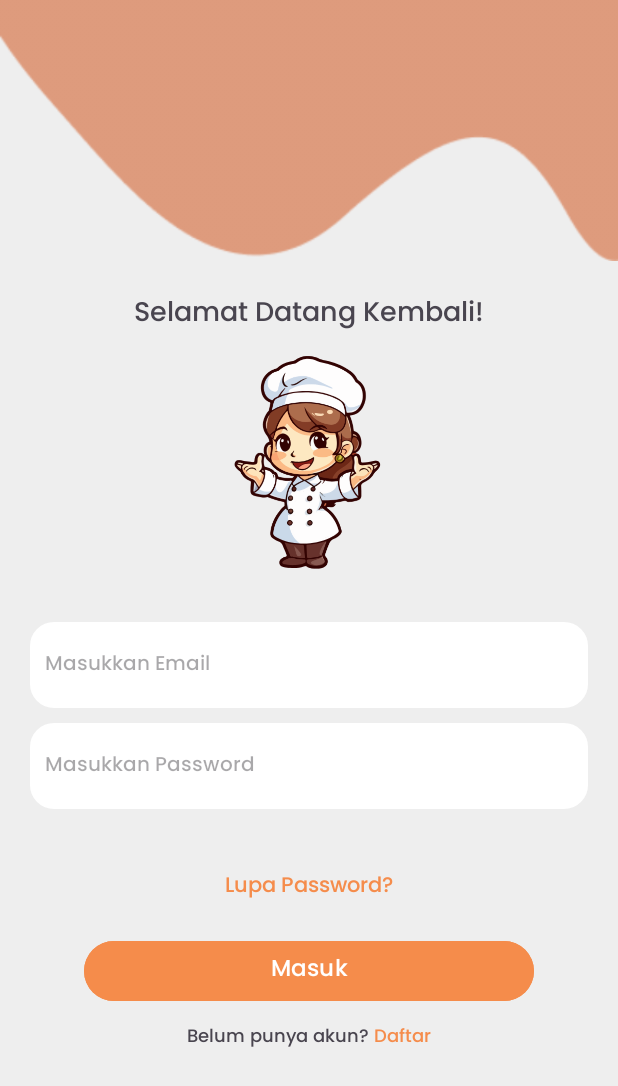
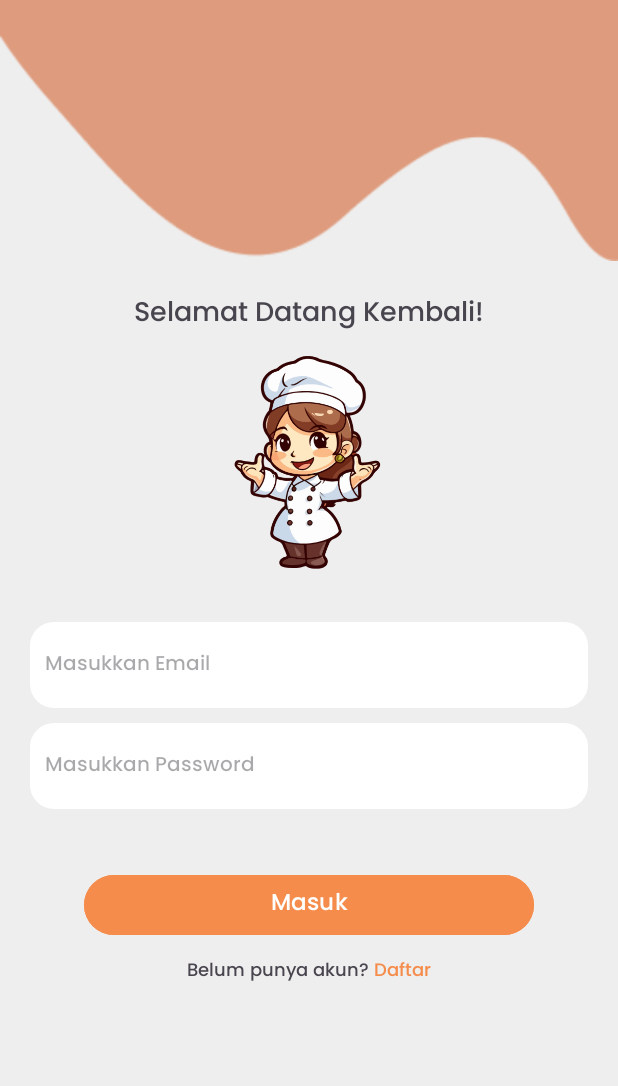
Before and after one commit to sffnraa/UTS-Pemmob-1, an Android app: the LoginActivity screen opened directly, with no data from a screen before it, on a phone screen of 412 x 824 dp. Shown: the top 1086 px of the screen. Run offline under Robolectric (Android 15) with nearby library versions, the phone set to English and light mode, and no system bars; our stand-ins replace Firebase (no records; nobody signed in at launch, a user with empty details on screens opened directly).

```diff
--- a/app/src/main/java/com/example/rasanusantara/DashboardActivity.kt
+++ b/app/src/main/java/com/example/rasanusantara/DashboardActivity.kt
@@ -20,7 +20,7 @@ class DashboardActivity : AppCompatActivity() {
         binding = ActivityDashboardBinding.inflate(layoutInflater)
         setContentView(binding.root)
 
-        val listView = findViewById<ListView>(R.id.listView) // pastikan kamu punya ListView di layout XML
+        val listView = findViewById<ListView>(R.id.listView)
 
         val nameList = arrayOf("Rendang", "Pempek", "Gudeg", "Rawon", "Papeda", "Soto Banjar", "Ayam Betutu", "Serabi")
         val provList = arrayOf("Sumatra Barat", "Sumatra Selatan", "DI Yogyakarta", "Jawa Timur", "Papua", "Kalimantan Selatan", "Bali", "Jawa Barat")
--- a/app/src/main/java/com/example/rasanusantara/LoginActivity.kt
+++ b/app/src/main/java/com/example/rasanusantara/LoginActivity.kt
@@ -2,15 +2,12 @@ package com.example.rasanusantara
 
 import android.content.Intent
 import android.os.Bundle
-import android.util.Log
 import android.util.Patterns
 import android.widget.Toast
-import androidx.activity.enableEdgeToEdge
 import androidx.appcompat.app.AppCompatActivity
 import androidx.core.view.ViewCompat
 import androidx.core.view.WindowInsetsCompat
 import com.example.rasanusantara.databinding.ActivityLoginBinding
-import com.google.firebase.auth.EmailAuthProvider
 import com.google.firebase.auth.FirebaseAuth
 import com.google.firebase.auth.FirebaseAuthInvalidCredentialsException
 import com.google.firebase.auth.FirebaseAuthInvalidUserException
@@ -85,7 +82,4 @@ class LoginActivity : AppCompatActivity() {
 
     }
 
-
-
-
 }
--- a/app/src/main/res/layout/activity_login.xml
+++ b/app/src/main/res/layout/activity_login.xml
@@ -74,17 +74,6 @@
 
     </LinearLayout>
 
-    <TextView
-        android:id="@+id/txt2Log"
-        android:layout_width="wrap_content"
-        android:layout_height="wrap_content"
-        android:layout_below="@+id/ly_2Log"
-        android:text="Lupa Password?"
-        android:textColor="@color/btnlogin"
-        android:textSize="14dp"
-        android:layout_marginBottom="20dp"
-        android:fontFamily="@font/poppinsmedium"
-        android:layout_centerHorizontal="true"/>
 
     <Button
         android:id="@+id/btnLogin"
@@ -92,7 +81,7 @@
         android:layout_height="wrap_content"
         android:width="300dp"
         android:layout_marginBottom="10dp"
-        android:layout_below="@+id/txt2Log"
+        android:layout_below="@+id/ly_2Log"
         android:backgroundTint="@color/btnlogin"
         android:layout_centerHorizontal="true"
         android:text="Masuk"
```
